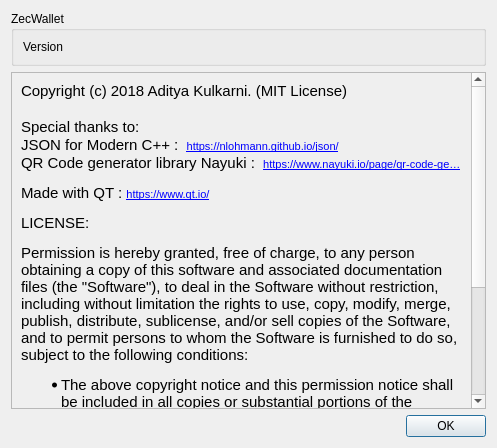
First picture: the form in src/about.ui, repository ZcashFoundation/zecwallet, before the edit.
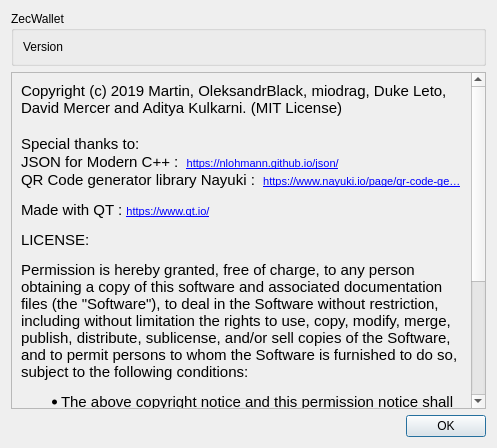
Second picture: the form after the edit.

Patch:
```diff
--- a/src/about.ui
+++ b/src/about.ui
@@ -40,8 +40,8 @@
        <rect>
         <x>0</x>
         <y>0</y>
-        <width>463</width>
-        <height>517</height>
+        <width>460</width>
+        <height>503</height>
        </rect>
       </property>
       <layout class="QVBoxLayout" name="verticalLayout_3">
@@ -51,13 +51,13 @@
           <string notr="true">&lt;!DOCTYPE HTML PUBLIC &quot;-//W3C//DTD HTML 4.0//EN&quot; &quot;http://www.w3.org/TR/REC-html40/strict.dtd&quot;&gt;
 &lt;html&gt;&lt;head&gt;&lt;meta name=&quot;qrichtext&quot; content=&quot;1&quot; /&gt;&lt;style type=&quot;text/css&quot;&gt;
 p, li { white-space: pre-wrap; }
-&lt;/style&gt;&lt;/head&gt;&lt;body style=&quot; font-family:'MS Shell Dlg 2'; font-size:8.1pt; font-weight:400; font-style:normal;&quot;&gt;
-&lt;p style=&quot; margin-top:0px; margin-bottom:0px; margin-left:0px; margin-right:0px; -qt-block-indent:0; text-indent:0px;&quot;&gt;&lt;span style=&quot; font-family:'Ubuntu'; font-size:11pt;&quot;&gt;Copyright (c) 2018 Aditya Kulkarni. (MIT License)&lt;/span&gt;&lt;/p&gt;
+&lt;/style&gt;&lt;/head&gt;&lt;body style=&quot; font-family:'MS Shell Dlg 2'; font-size:8pt; font-weight:400; font-style:normal;&quot;&gt;
+&lt;p style=&quot; margin-top:0px; margin-bottom:0px; margin-left:0px; margin-right:0px; -qt-block-indent:0; text-indent:0px;&quot;&gt;&lt;span style=&quot; font-family:'Ubuntu'; font-size:11pt;&quot;&gt;Copyright (c) 2019 Martin, OleksandrBlack, miodrag, Duke Leto, David Mercer and Aditya Kulkarni. (MIT License)&lt;/span&gt;&lt;/p&gt;
 &lt;p style=&quot;-qt-paragraph-type:empty; margin-top:0px; margin-bottom:0px; margin-left:0px; margin-right:0px; -qt-block-indent:0; text-indent:0px; font-family:'Ubuntu'; font-size:11pt;&quot;&gt;&lt;br /&gt;&lt;/p&gt;
 &lt;p style=&quot; margin-top:0px; margin-bottom:0px; margin-left:0px; margin-right:0px; -qt-block-indent:0; text-indent:0px;&quot;&gt;&lt;span style=&quot; font-family:'Ubuntu'; font-size:11pt;&quot;&gt;Special thanks to:&lt;/span&gt;&lt;/p&gt;
-&lt;p style=&quot; margin-top:0px; margin-bottom:0px; margin-left:0px; margin-right:0px; -qt-block-indent:0; text-indent:0px;&quot;&gt;&lt;span style=&quot; font-family:'Ubuntu'; font-size:11pt;&quot;&gt;JSON for Modern C++ :  &lt;/span&gt;&lt;a href=&quot;https://nlohmann.github.io/json/&quot;&gt;&lt;span style=&quot; font-size:8pt; text-decoration: underline; color:#0000ff;&quot;&gt;https://nlohmann.github.io/json/&lt;/span&gt;&lt;/a&gt;&lt;/p&gt;
-&lt;p style=&quot; margin-top:0px; margin-bottom:0px; margin-left:0px; margin-right:0px; -qt-block-indent:0; text-indent:0px;&quot;&gt;&lt;span style=&quot; font-family:'Ubuntu'; font-size:11pt;&quot;&gt;QR Code generator library Nayuki :  &lt;/span&gt;&lt;a href=&quot;https://www.nayuki.io/page/qr-code-generator-library&quot;&gt;&lt;span style=&quot; font-size:8pt; text-decoration: underline; color:#0000ff;&quot;&gt;https://www.nayuki.io/page/qr-code-ge…&lt;/span&gt;&lt;/a&gt;&lt;/p&gt;
-&lt;p style=&quot; margin-top:12px; margin-bottom:12px; margin-left:0px; margin-right:0px; -qt-block-indent:0; text-indent:0px;&quot;&gt;&lt;span style=&quot; font-family:'Ubuntu'; font-size:11pt;&quot;&gt;Made with QT : &lt;/span&gt;&lt;a href=&quot;https://www.qt.io/&quot;&gt;&lt;span style=&quot; font-size:8pt; text-decoration: underline; color:#0000ff;&quot;&gt;https://www.qt.io/&lt;/span&gt;&lt;/a&gt;&lt;/p&gt;
+&lt;p style=&quot; margin-top:0px; margin-bottom:0px; margin-left:0px; margin-right:0px; -qt-block-indent:0; text-indent:0px;&quot;&gt;&lt;span style=&quot; font-family:'Ubuntu'; font-size:11pt;&quot;&gt;JSON for Modern C++ :  &lt;/span&gt;&lt;a href=&quot;https://nlohmann.github.io/json/&quot;&gt;&lt;span style=&quot; font-family:'MS Shell Dlg 2'; text-decoration: underline; color:#0000ff;&quot;&gt;https://nlohmann.github.io/json/&lt;/span&gt;&lt;/a&gt;&lt;/p&gt;
+&lt;p style=&quot; margin-top:0px; margin-bottom:0px; margin-left:0px; margin-right:0px; -qt-block-indent:0; text-indent:0px;&quot;&gt;&lt;span style=&quot; font-family:'Ubuntu'; font-size:11pt;&quot;&gt;QR Code generator library Nayuki :  &lt;/span&gt;&lt;a href=&quot;https://www.nayuki.io/page/qr-code-generator-library&quot;&gt;&lt;span style=&quot; font-family:'MS Shell Dlg 2'; text-decoration: underline; color:#0000ff;&quot;&gt;https://www.nayuki.io/page/qr-code-ge…&lt;/span&gt;&lt;/a&gt;&lt;/p&gt;
+&lt;p style=&quot; margin-top:12px; margin-bottom:12px; margin-left:0px; margin-right:0px; -qt-block-indent:0; text-indent:0px;&quot;&gt;&lt;span style=&quot; font-family:'Ubuntu'; font-size:11pt;&quot;&gt;Made with QT : &lt;/span&gt;&lt;a href=&quot;https://www.qt.io/&quot;&gt;&lt;span style=&quot; font-family:'MS Shell Dlg 2'; text-decoration: underline; color:#0000ff;&quot;&gt;https://www.qt.io/&lt;/span&gt;&lt;/a&gt;&lt;/p&gt;
 &lt;p style=&quot; margin-top:12px; margin-bottom:12px; margin-left:0px; margin-right:0px; -qt-block-indent:0; text-indent:0px;&quot;&gt;&lt;span style=&quot; font-family:'Ubuntu'; font-size:11pt;&quot;&gt;LICENSE:&lt;/span&gt;&lt;/p&gt;
 &lt;p style=&quot; margin-top:12px; margin-bottom:12px; margin-left:0px; margin-right:0px; -qt-block-indent:0; text-indent:0px;&quot;&gt;&lt;span style=&quot; font-family:'Ubuntu'; font-size:11pt;&quot;&gt;Permission is hereby granted, free of charge, to any person obtaining a copy of this software and associated documentation files (the &amp;quot;Software&amp;quot;), to deal in the Software without restriction, including without limitation the rights to use, copy, modify, merge, publish, distribute, sublicense, and/or sell copies of the Software, and to permit persons to whom the Software is furnished to do so, subject to the following conditions:&lt;/span&gt;&lt;/p&gt;
 &lt;ul style=&quot;margin-top: 0px; margin-bottom: 0px; margin-left: 0px; margin-right: 0px; -qt-list-indent: 1;&quot;&gt;&lt;li style=&quot; font-family:'Ubuntu'; font-size:11pt;&quot; style=&quot; margin-top:12px; margin-bottom:12px; margin-left:0px; margin-right:0px; -qt-block-indent:0; text-indent:0px;&quot;&gt;The above copyright notice and this permission notice shall be included in all copies or substantial portions of the Software.&lt;/li&gt;
```
